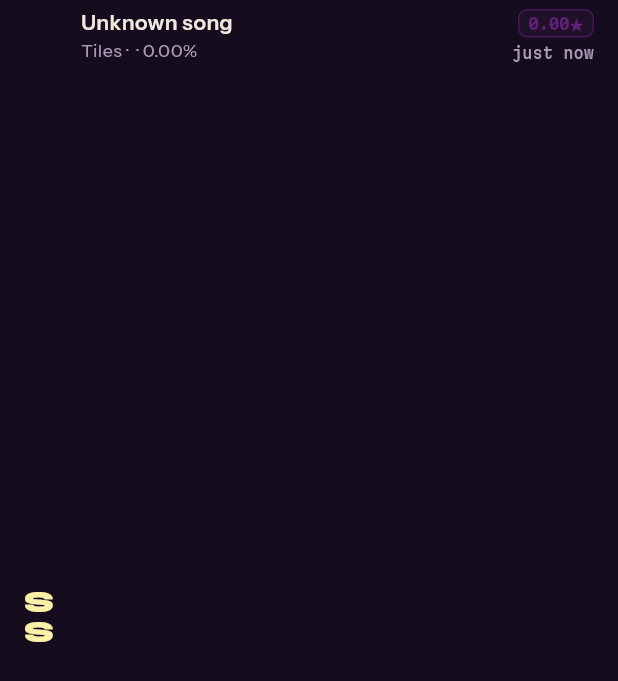
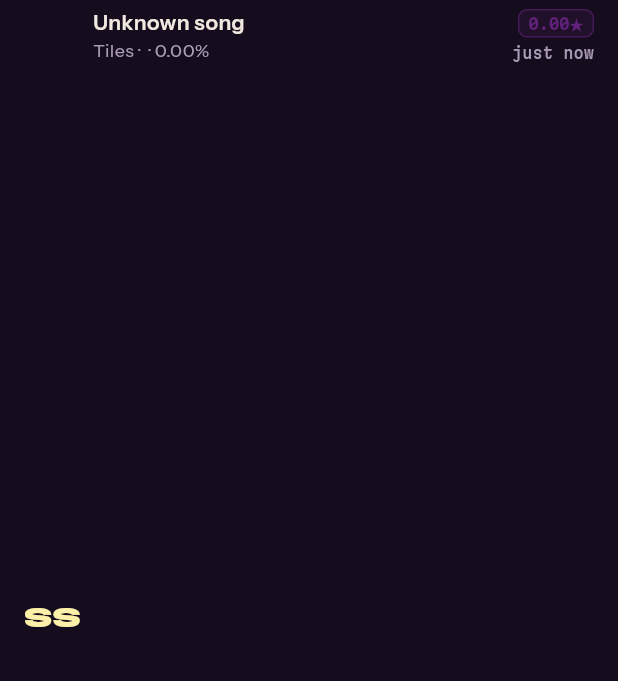
Before and after one commit to yuuge7/rhytmaniac, a Flutter app: the _PlayRow widget shown alone on an empty page, opened directly with empty values, on a phone screen of 412 x 824 dp. Shown: the top 681 px of the screen. Run offline on Flutter 3.47's test engine with Material 3 defaults, Android fonts, the phone set to English and light mode, and no system bars; our stand-ins replace flutter_riverpod, package_info_plus, sembast, wakelock_plus; missing offline and left inert: fftea; statements that could not run were skipped.

Commit message:
feat: improve layout of play row and enhance grade mark display for better readability

```diff
--- a/lib/ui/screens/profile_screen.dart
+++ b/lib/ui/screens/profile_screen.dart
@@ -439,6 +439,7 @@ class _PlayRow extends StatelessWidget {
           if (rank != null)
             SizedBox(width: 26, child: Text('$rank', style: AppText.data(12.5, color: Palette.dim))),
           SizedBox(width: 38, child: s.failed ? Text('F', style: AppText.display(20, width: 140, weight: 900, color: Palette.dim)) : GradeMark(s.grade, size: 20)),
+          const SizedBox(width: 8),
           Expanded(
             child: Column(
               crossAxisAlignment: CrossAxisAlignment.start,
--- a/lib/ui/widgets/common.dart
+++ b/lib/ui/widgets/common.dart
@@ -104,8 +104,16 @@ class GradeMark extends StatelessWidget {
   final double size;
 
   @override
-  Widget build(BuildContext context) =>
-      Text(grade.label, style: AppText.display(size, width: 140, weight: 900, color: Palette.grade(grade)));
+  Widget build(BuildContext context) => FittedBox(
+        fit: BoxFit.scaleDown,
+        alignment: Alignment.centerLeft,
+        child: Text(
+          grade.label,
+          maxLines: 1,
+          softWrap: false,
+          style: AppText.display(size, width: 140, weight: 900, color: Palette.grade(grade)),
+        ),
+      );
 }
 
 /// Two-option segmented control for Tiles / Circles.
```
